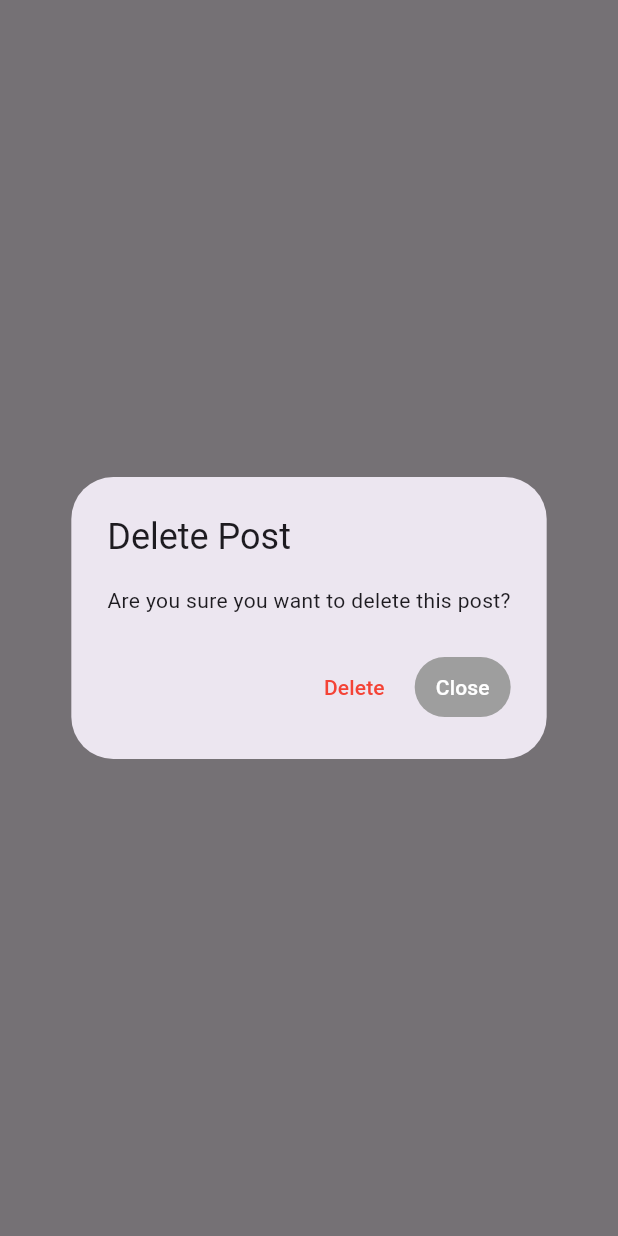
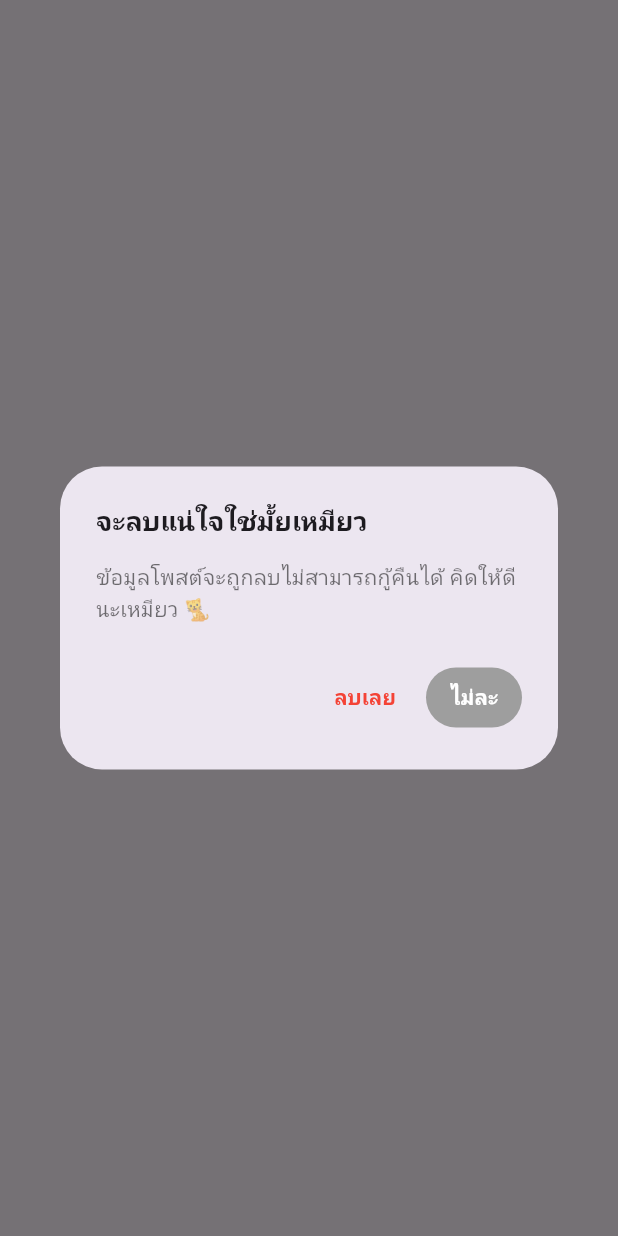
Before and after one commit to PuriSipSip/SocialCat, a Flutter app: what confirmDelete() shows on an empty page, opened directly with empty values, on a phone screen of 412 x 824 dp. Run offline on Flutter 3.47's test engine with Material 3 defaults, Android fonts, the phone set to English and light mode, and no system bars; our stand-ins replace cached_network_image, carousel_slider, cloud_firestore, cross_file, firebase_auth, firebase_core and 10 more; missing offline and left inert: qr_code_scanner; accounts and stored records are empty; network calls fail.

Commit message:
Update TextStyle

```diff
--- a/lib/components/confirmdelete.dart
+++ b/lib/components/confirmdelete.dart
@@ -9,11 +9,18 @@ void confirmDelete(BuildContext context, String postId, String imageURL) {
   showDialog(
     context: context,
     builder: (context) => AlertDialog(
-      title: const Text('Delete Post'),
-      content: const Text('Are you sure you want to delete this post?'),
+      title: const Text('จะลบแน่ใจใช่มั้ยเหมียว',
+          style: TextStyle(
+            fontSize: 18,
+            fontWeight: FontWeight.bold,
+          )),
+      content: const Text(
+          'ข้อมูลโพสต์จะถูกลบไม่สามารถกู้คืนได้ คิดให้ดีนะเหมียว 🐈‍',
+          style: TextStyle(fontSize: 14, color: Colors.black54)),
       actions: <Widget>[
         TextButton(
-          child: const Text('Delete', style: TextStyle(color: Colors.red)),
+          child: const Text('ลบเลย',
+              style: TextStyle(color: Colors.red, fontWeight: FontWeight.bold)),
           onPressed: () async {
             // เรียกใช้ service เพื่อลบโพสต์
             bool success = await postService.deletePost(postId, imageURL);
@@ -40,8 +47,8 @@ void confirmDelete(BuildContext context, String postId, String imageURL) {
             Navigator.of(context).pop(); // ปิด dialog
           },
           child: const Text(
-            'Close',
-            style: TextStyle(color: Colors.white),
+            'ไม่ละ',
+            style: TextStyle(color: Colors.white, fontWeight: FontWeight.bold),
           ),
         ),
       ],
--- a/lib/components/my_commentlist.dart
+++ b/lib/components/my_commentlist.dart
@@ -48,14 +48,14 @@ class CommentList extends StatelessWidget {
                       text: '$username    ', // Username
                       style: const TextStyle(
                         fontWeight: FontWeight.bold,
-                        fontSize: 16,
+                        fontSize: 14,
                         color: Colors.lightBlue,
                       ),
                     ),
                     TextSpan(
                       text: comment, // Comment
                       style: TextStyle(
-                        fontSize: 16,
+                        fontSize: 14,
                         color: Colors.grey[800],
                         fontWeight: FontWeight.bold,
                       ),
```
Also changed, not shown: lib/components/my_comment.dart (+4 -3 lines), lib/pages/postview_page.dart (+4 -4 lines).
